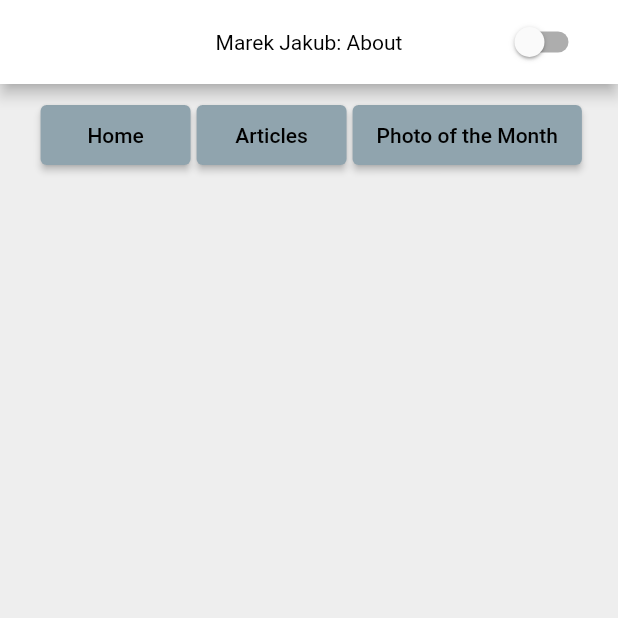
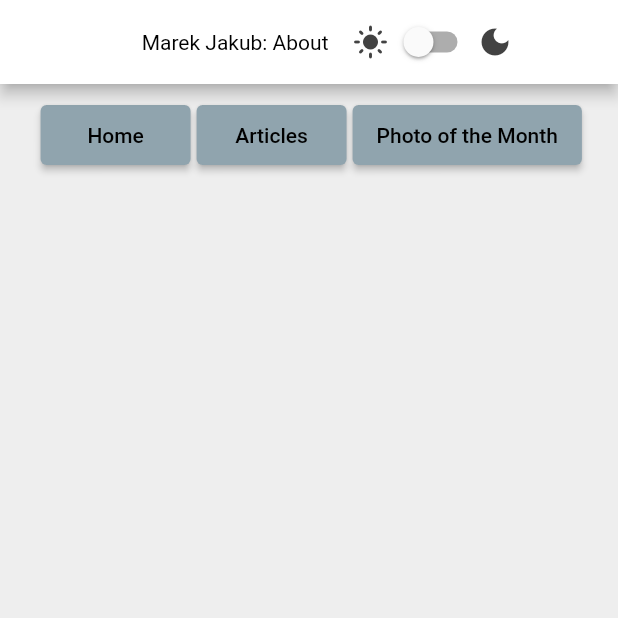
Before and after one commit to marek-jakub/personal_flutter, a Flutter app: the AboutScreen screen opened by its route, on a phone screen of 412 x 824 dp, the top half of it. Run offline on Flutter 3.47's test engine with Material 2 defaults, Android fonts, the phone set to English and light mode, and no system bars; our stand-ins replace google_fonts.

Commit message:
Add light, dark mode icons.

```diff
--- a/lib/screens/about_screen.dart
+++ b/lib/screens/about_screen.dart
@@ -20,14 +20,16 @@ class _AboutScreenState extends State<AboutScreen> {
           automaticallyImplyLeading: false,
           centerTitle: true,
           actions: [
-            Padding(
-              padding: const EdgeInsets.fromLTRB(0, 0, 20, 0),
-              child: Switch(
-                  value: stateManager.darkMode,
-                  onChanged: (value) {
-                    stateManager.setDarkMode = value;
-                  }),
-            )
+            const Icon(Icons.light_mode),
+            Switch(
+              value: stateManager.darkMode,
+              onChanged: (value) {
+                stateManager.setDarkMode = value;
+              },
+            ),
+            const Padding(
+                padding: EdgeInsets.fromLTRB(0, 0, 70, 0),
+                child: Icon(Icons.dark_mode)),
           ],
         ),
         body: Padding(
```
